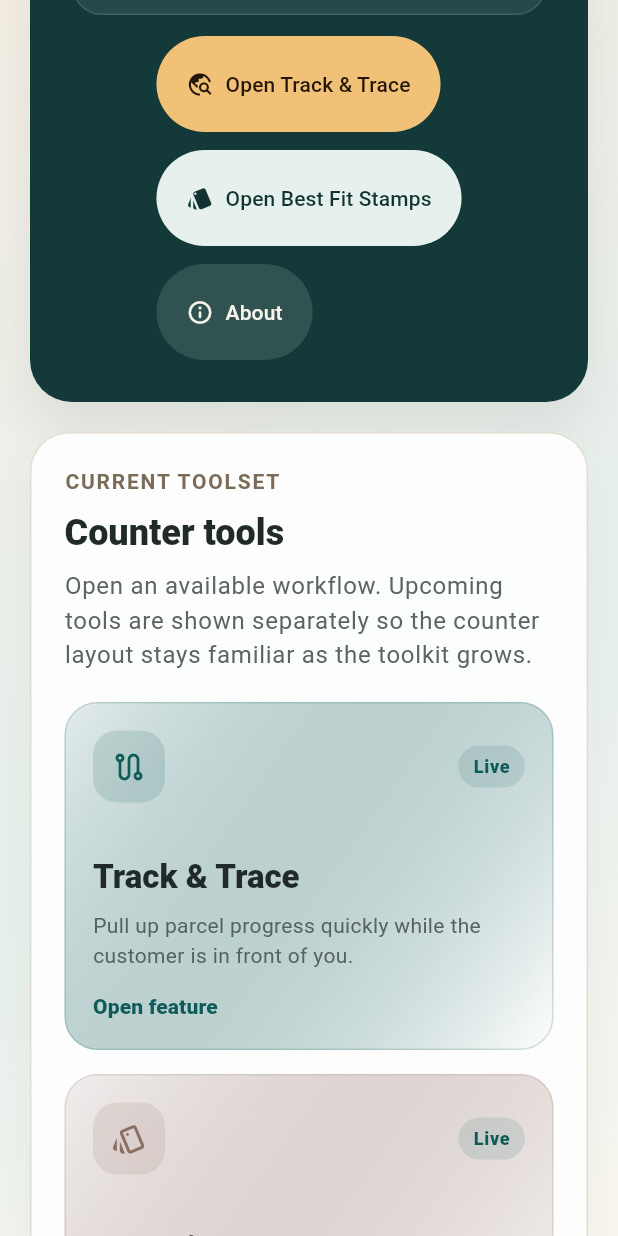
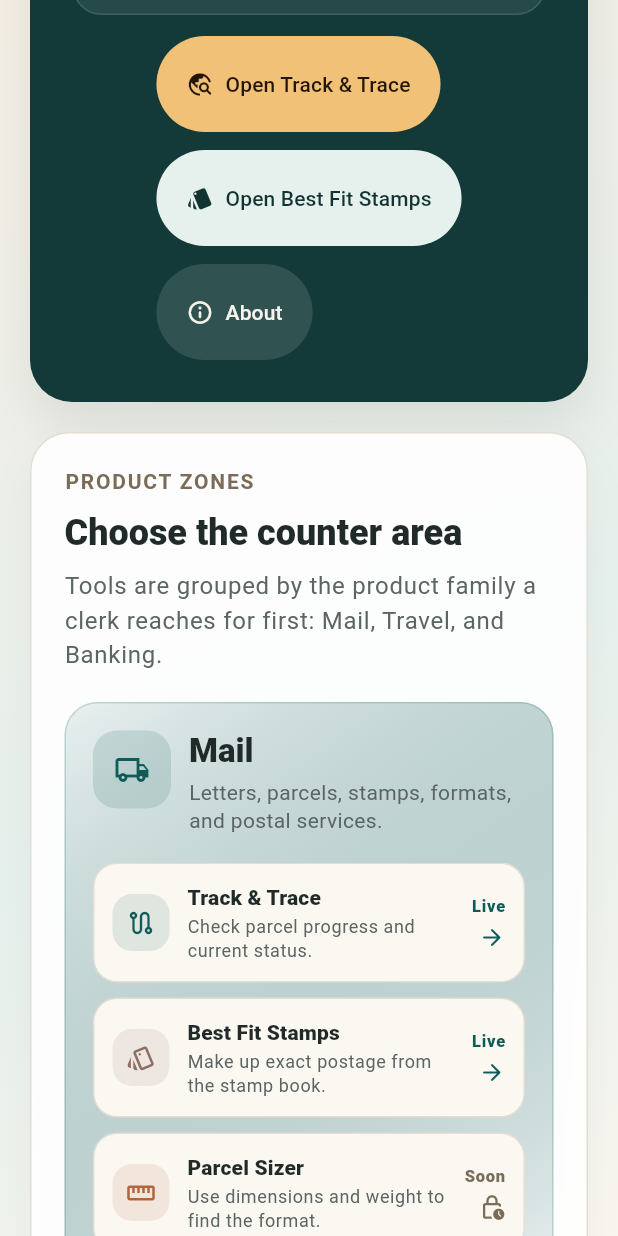
Before and after one commit to DigitalPhilately/counter-toolkit, a Flutter app: the screen it shows after launch, scrolled down 576 dp, on a phone screen of 412 x 824 dp. Run offline on Flutter 3.47's test engine with Material 3 defaults, Android fonts, the phone set to English and light mode, and no system bars.

Commit message:
Group dashboard tools by product area

```diff
--- a/lib/features/dashboard/presentation/dashboard_page.dart
+++ b/lib/features/dashboard/presentation/dashboard_page.dart
@@ -51,9 +51,9 @@ class DashboardPage extends StatelessWidget {
       builder: (context, constraints) {
         final maxWidth = constraints.maxWidth;
         final isWide = maxWidth >= 980;
-        final quickToolColumns = maxWidth >= 1120
-            ? 4
-            : maxWidth >= 720
+        final zoneColumns = maxWidth >= 1120
+            ? 3
+            : maxWidth >= 760
             ? 2
             : 1;
 
@@ -95,8 +95,8 @@ class DashboardPage extends StatelessWidget {
                                 flex: 3,
                                 child: Column(
                                   children: [
-                                    _QuickToolsPanel(
-                                      columns: quickToolColumns,
+                                    _ProductZonesPanel(
+                                      columns: zoneColumns,
                                       onOpenTracking: () =>
                                           _openTracking(context),
                                       onOpenStamps: () => _openStamps(context),
@@ -122,8 +122,8 @@ class DashboardPage extends StatelessWidget {
                         else
                           Column(
                             children: [
-                              _QuickToolsPanel(
-                                columns: quickToolColumns,
+                              _ProductZonesPanel(
+                                columns: zoneColumns,
                                 onOpenTracking: () => _openTracking(context),
                                 onOpenStamps: () => _openStamps(context),
                               ),
@@ -399,8 +399,8 @@ class _HeroButton extends StatelessWidget {
   }
 }
 
-class _QuickToolsPanel extends StatelessWidget {
-  const _QuickToolsPanel({
+class _ProductZonesPanel extends StatelessWidget {
+  const _ProductZonesPanel({
     required this.columns,
     required this.onOpenTracking,
     required this.onOpenStamps,
@@ -413,31 +413,28 @@ class _QuickToolsPanel extends StatelessWidget {
   @override
   Widget build(BuildContext context) {
     return _SurfacePanel(
-      eyebrow: 'Current toolset',
-      title: 'Counter tools',
+      eyebrow: 'Product zones',
+      title: 'Choose the counter area',
       description:
-          'Open an available workflow. Upcoming tools are shown separately so the counter layout stays familiar as the toolkit grows.',
+          'Tools are grouped by the product family a clerk reaches for first: Mail, Travel, and Banking.',
       child: GridView.builder(
         shrinkWrap: true,
         physics: const NeverScrollableScrollPhysics(),
-        itemCount: _quickTools.length,
+        itemCount: _toolZones.length,
         gridDelegate: SliverGridDelegateWithFixedCrossAxisCount(
           crossAxisCount: columns,
           crossAxisSpacing: 16,
           mainAxisSpacing: 16,
           mainAxisExtent: columns == 1
-              ? 232
+              ? 460
               : columns == 2
-              ? 236
-              : 192,
+              ? 430
+              : 468,
         ),
-        itemBuilder: (context, index) => _QuickToolCard(
-          data: _quickTools[index],
-          onTap: switch (_quickTools[index].routeKey) {
-            'tracking' => onOpenTracking,
-            'stamps' => onOpenStamps,
-            _ => null,
-          },
+        itemBuilder: (context, index) => _ToolZoneCard(
+          zone: _toolZones[index],
+          onOpenTracking: onOpenTracking,
+          onOpenStamps: onOpenStamps,
         ),
       ),
     );
@@ -588,104 +585,196 @@ class _SurfacePanel extends StatelessWidget {
   }
 }
 
-class _QuickToolCard extends StatelessWidget {
-  const _QuickToolCard({required this.data, required this.onTap});
+class _ToolZoneCard extends StatelessWidget {
+  const _ToolZoneCard({
+    required this.zone,
+    required this.onOpenTracking,
+    required this.onOpenStamps,
+  });
 
-  final _QuickTool data;
-  final VoidCallback? onTap;
+  final _ToolZone zone;
+  final VoidCallback onOpenTracking;
+  final VoidCallback onOpenStamps;
 
   @override
   Widget build(BuildContext context) {
     final textTheme = Theme.of(context).textTheme;
-    final content = Container(
+
+    return Container(
       padding: const EdgeInsets.all(18),
       decoration: BoxDecoration(
         color: Colors.white,
         borderRadius: BorderRadius.circular(22),
-        border: Border.all(color: data.accent.withValues(alpha: 0.18)),
+        border: Border.all(color: zone.accent.withValues(alpha: 0.18)),
         gradient: LinearGradient(
           begin: Alignment.topLeft,
           end: Alignment.bottomRight,
-          colors: [data.accent.withValues(alpha: 0.10), Colors.white],
+          colors: [zone.accent.withValues(alpha: 0.08), Colors.white],
         ),
       ),
       child: Column(
         crossAxisAlignment: CrossAxisAlignment.start,
         children: [
           Row(
+            crossAxisAlignment: CrossAxisAlignment.start,
             children: [
               Container(
-                width: 48,
-                height: 48,
+                width: 52,
+                height: 52,
                 decoration: BoxDecoration(
-                  color: data.accent.withValues(alpha: 0.14),
+                  color: zone.accent.withValues(alpha: 0.14),
                   borderRadius: BorderRadius.circular(16),
                 ),
-                child: Icon(data.icon, color: data.accent),
+                child: Icon(zone.icon, color: zone.accent),
               ),
-              const Spacer(),
-              Container(
-                padding: const EdgeInsets.symmetric(
-                  horizontal: 10,
-                  vertical: 6,
-                ),
-                decoration: BoxDecoration(
-                  color: data.isAvailableNow
-                      ? const Color(0xFF0F5B57).withValues(alpha: 0.12)
-                      : const Color(0xFF7B6C59).withValues(alpha: 0.12),
-                  borderRadius: BorderRadius.circular(999),
-                ),
-                child: Text(
-                  data.isAvailableNow ? 'Live' : 'Planned',
-                  style: textTheme.labelMedium?.copyWith(
-                    color: data.isAvailableNow
-                        ? const Color(0xFF0F5B57)
-                        : const Color(0xFF7B6C59),
-                    fontWeight: FontWeight.w800,
-                  ),
+              const SizedBox(width: 12),
+              Expanded(
+                child: Column(
+                  crossAxisAlignment: CrossAxisAlignment.start,
+                  children: [
+                    Text(
+                      zone.title,
+                      style: textTheme.titleLarge?.copyWith(
+                        fontWeight: FontWeight.w900,
+                      ),
+                    ),
+                    const SizedBox(height: 4),
+                    Text(
+                      zone.subtitle,
+                      style: textTheme.bodyMedium?.copyWith(
+                        height: 1.35,
+                        color: const Color(0xFF5B6563),
+                      ),
+                    ),
+                  ],
                 ),
               ),
             ],
           ),
-          const Spacer(),
+          const SizedBox(height: 18),
+          Expanded(
+            child: ListView.separated(
+              physics: const NeverScrollableScrollPhysics(),
+              itemCount: zone.tools.length,
+              separatorBuilder: (_, _) => const SizedBox(height: 10),
+              itemBuilder: (context, index) {
+                final tool = zone.tools[index];
+                return _ZoneToolRow(
+                  tool: tool,
+                  onTap: switch (tool.routeKey) {
+                    'tracking' => onOpenTracking,
+                    'stamps' => onOpenStamps,
+                    _ => null,
+                  },
+                );
+              },
+            ),
+          ),
+          const SizedBox(height: 12),
           Text(
-            data.title,
-            style: textTheme.titleLarge?.copyWith(fontWeight: FontWeight.w800),
-            maxLines: 1,
-            overflow: TextOverflow.ellipsis,
-          ),
-          const SizedBox(height: 8),
-          Text(
-            data.subtitle,
-            style: textTheme.bodyMedium?.copyWith(
-              height: 1.45,
-              color: const Color(0xFF576260),
-            ),
-            maxLines: 3,
-            overflow: TextOverflow.ellipsis,
-          ),
-          const SizedBox(height: 14),
-          Text(
-            data.footerLabel,
+            zone.footer,
             style: textTheme.labelLarge?.copyWith(
-              color: onTap != null ? data.accent : const Color(0xFF7B6C59),
+              color: zone.accent,
               fontWeight: FontWeight.w800,
             ),
           ),
         ],
       ),
     );
+  }
+}
+
+class _ZoneToolRow extends StatelessWidget {
+  const _ZoneToolRow({required this.tool, required this.onTap});
+
+  final _QuickTool tool;
+  final VoidCallback? onTap;
+
+  @override
+  Widget build(BuildContext context) {
+    final textTheme = Theme.of(context).textTheme;
+    final statusColor = tool.isAvailableNow
+        ? const Color(0xFF0F5B57)
+        : const Color(0xFF7B6C59);
+    final row = Container(
+      padding: const EdgeInsets.all(12),
+      decoration: BoxDecoration(
+        color: const Color(0xFFFBF8F2),
+        borderRadius: BorderRadius.circular(16),
+        border: Border.all(color: const Color(0xFFE3DDD4)),
+      ),
+      child: Row(
+        children: [
+          Container(
+            width: 38,
+            height: 38,
+            decoration: BoxDecoration(
+              color: tool.accent.withValues(alpha: 0.12),
+              borderRadius: BorderRadius.circular(13),
+            ),
+            child: Icon(tool.icon, color: tool.accent, size: 20),
+          ),
+          const SizedBox(width: 12),
+          Expanded(
+            child: Column(
+              crossAxisAlignment: CrossAxisAlignment.start,
+              children: [
+                Text(
+                  tool.title,
+                  style: textTheme.titleSmall?.copyWith(
+                    fontWeight: FontWeight.w900,
+                  ),
+                  maxLines: 1,
+                  overflow: TextOverflow.ellipsis,
+                ),
+                const SizedBox(height: 2),
+                Text(
+                  tool.subtitle,
+                  style: textTheme.bodySmall?.copyWith(
+                    color: const Color(0xFF5B6563),
+                    height: 1.3,
+                  ),
+                  maxLines: 2,
+                  overflow: TextOverflow.ellipsis,
+                ),
+              ],
+            ),
+          ),
+          const SizedBox(width: 10),
+          Column(
+            crossAxisAlignment: CrossAxisAlignment.end,
+            children: [
+              Text(
+                tool.isAvailableNow ? 'Live' : 'Soon',
+                style: textTheme.labelSmall?.copyWith(
+                  color: statusColor,
+                  fontWeight: FontWeight.w900,
+                ),
+              ),
+              const SizedBox(height: 4),
+              Icon(
+                onTap == null
+                    ? Icons.lock_clock_outlined
+                    : Icons.arrow_forward_rounded,
+                size: 18,
+                color: statusColor,
+              ),
+            ],
+          ),
+        ],
+      ),
+    );
 
     if (onTap == null) {
-      return content;
+      return row;
     }
 
     return Material(
       color: Colors.transparent,
       child: InkWell(
-        borderRadius: BorderRadius.circular(22),
+        borderRadius: BorderRadius.circular(16),
         onTap: onTap,
-        child: content,
+        child: row,
       ),
     );
   }
@@ -927,6 +1016,24 @@ class _QuickTool {
   final bool isAvailableNow;
 }
 
+class _ToolZone {
+  const _ToolZone({
+    required this.title,
+    required this.subtitle,
+    required this.icon,
+    required this.accent,
+    required this.footer,
+    required this.tools,
+  });
+
+  final String title;
+  final String subtitle;
+  final IconData icon;
+  final Color accent;
+  final String footer;
+  final List<_QuickTool> tools;
+}
+
 class _BulletItem {
   const _BulletItem({
     required this.title,
@@ -968,11 +1075,10 @@ const _heroPoints = [
   'Counter workflow',
 ];
 
-const _quickTools = [
+const _mailTools = [
   _QuickTool(
     title: 'Track & Trace',
-    subtitle:
-        'Pull up parcel progress quickly while the customer is in front of you.',
+    subtitle: 'Check parcel progress and current status.',
     icon: Icons.route_outlined,
     accent: Color(0xFF0F5B57),
     footerLabel: 'Open feature',
@@ -981,8 +1087,7 @@ const _quickTools = [
   ),
   _QuickTool(
     title: 'Best Fit Stamps',
-    subtitle:
-        'Build the quickest exact-postage pick list from the stamp book in front of you.',
+    subtitle: 'Make up exact postage from the stamp book.',
     icon: Icons.style_outlined,
     accent: Color(0xFF8D6E63),
     footerLabel: 'Open feature',
@@ -991,26 +1096,93 @@ const _quickTools = [
   ),
   _QuickTool(
     title: 'Parcel Sizer',
-    subtitle:
-        'Enter dimensions and weight to check the right format before pricing.',
+    subtitle: 'Use dimensions and weight to find the format.',
     icon: Icons.straighten_outlined,
     accent: Color(0xFFB0653B),
     footerLabel: 'Coming soon',
   ),
   _QuickTool(
-    title: 'Weight Limits',
-    subtitle: 'Confirm service cut-offs before you commit to the wrong option.',
-    icon: Icons.scale_outlined,
+    title: 'Service Finder',
+    subtitle: 'Compare speed, tracking, and signature needs.',
+    icon: Icons.rule_folder_outlined,
+    accent: Color(0xFF7A5BA8),
+    footerLabel: 'Coming soon',
+  ),
+];
+
+const _travelTools = [
+  _QuickTool(
+    title: 'Bureau de Change',
+    subtitle: 'Foreign currency reference and handover prompts.',
+    icon: Icons.currency_exchange_rounded,
     accent: Color(0xFF3B6C9C),
     footerLabel: 'Coming soon',
   ),
   _QuickTool(
-    title: 'Service Finder',
-    subtitle:
-        'Guide customers toward the right mix of speed, signature, and tracking.',
-    icon: Icons.rule_folder_outlined,
+    title: 'Travel Money Card',
+    subtitle: 'Checklist for card loads, reloads, and customer notes.',
+    icon: Icons.credit_card_rounded,
+    accent: Color(0xFF4E6B3F),
+    footerLabel: 'Coming soon',
+  ),
+  _QuickTool(
+    title: 'Travel Checklist',
+    subtitle: 'Quick prompts for ID, rates, fees, and receipts.',
+    icon: Icons.flight_takeoff_rounded,
     accent: Color(0xFF7A5BA8),
     footerLabel: 'Coming soon',
+  ),
+];
+
+const _bankingTools = [
+  _QuickTool(
+    title: 'Banking Workspace',
+    subtitle: 'Reserved for future banking counter tools.',
+    icon: Icons.account_balance_outlined,
+    accent: Color(0xFF6B5C4A),
+    footerLabel: 'To define',
+  ),
+  _QuickTool(
+    title: 'Cash Services',
+    subtitle: 'Potential prompts for deposits, withdrawals, and limits.',
+    icon: Icons.payments_outlined,
+    accent: Color(0xFF0F5B57),
+    footerLabel: 'To define',
+  ),
+  _QuickTool(
+    title: 'Customer Checks',
+    subtitle: 'Space for future ID, eligibility, and handoff guidance.',
+    icon: Icons.fact_check_outlined,
+    accent: Color(0xFFB0653B),
+    footerLabel: 'To define',
+  ),
+];
+
+const _toolZones = [
+  _ToolZone(
+    title: 'Mail',
+    subtitle: 'Letters, parcels, stamps, formats, and postal services.',
+    icon: Icons.local_shipping_outlined,
+    accent: Color(0xFF0F5B57),
+    footer: 'Postal tools and parcel workflows',
+    tools: _mailTools,
+  ),
+  _ToolZone(
+    title: 'Travel',
+    subtitle: 'Foreign currency, travel money, and trip-related prompts.',
+    icon: Icons.flight_takeoff_rounded,
+    accent: Color(0xFF3B6C9C),
+    footer: 'Bureau de Change and travel services',
+    tools: _travelTools,
+  ),
+  _ToolZone(
+    title: 'Banking',
+    subtitle:
+        'A reserved space for banking services once the useful tools are clear.',
+    icon: Icons.account_balance_outlined,
+    accent: Color(0xFF6B5C4A),
+    footer: 'Discovery area',
+    tools: _bankingTools,
   ),
 ];
 
```
